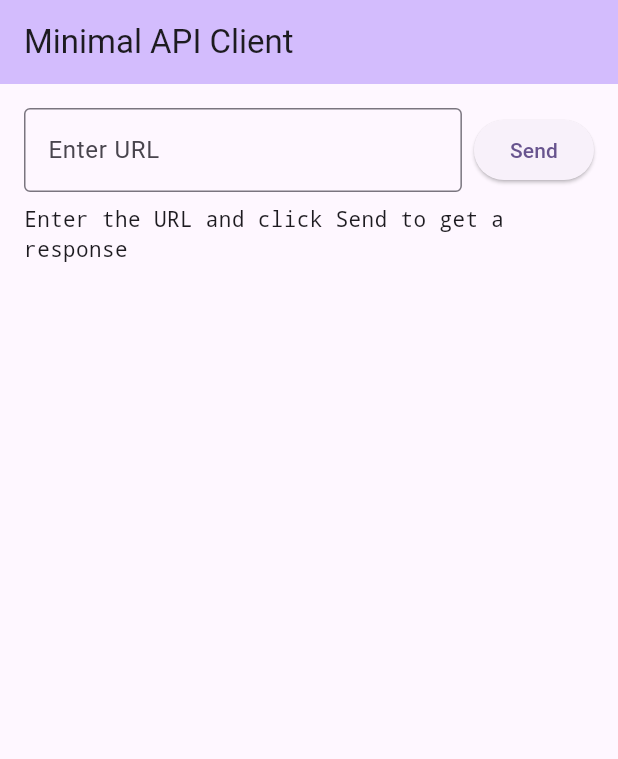
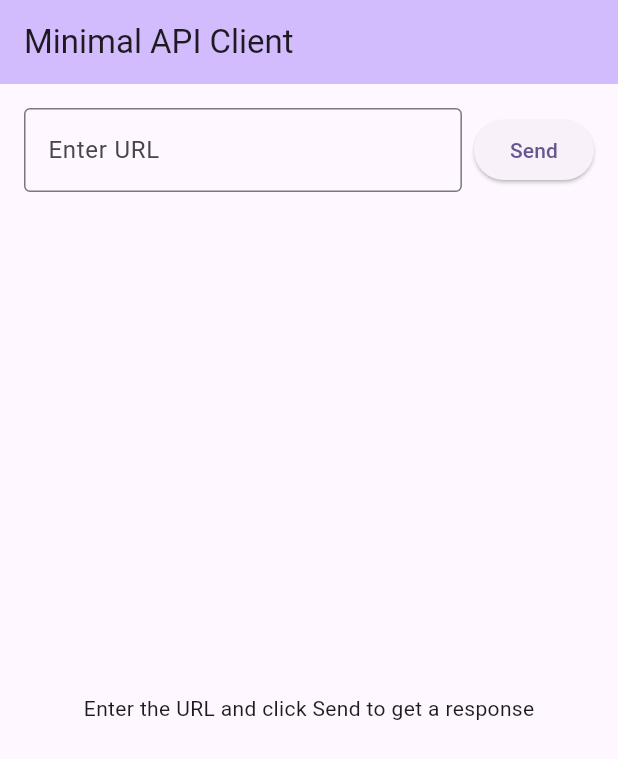
Before and after one commit to berkerozgur/minimal_api_client, a Flutter app: the screen it shows after launch, on a phone screen of 412 x 824 dp. Shown: the top 759 px of the screen. Run offline on Flutter 3.47's test engine with Material 3 defaults, Android fonts, the phone set to English and light mode, and no system bars.

Commit message:
feat: implement ApiService and InitialViewModel for API requests
- Created ApiService interface for fetching and formatting JSON data.
- Implemented ApiServiceImpl to handle HTTP requests and response formatting.
- Added InitialViewModel to manage state and handle user input for API requests.
- Refactored InitialScreen to use the new ViewModel and improve UI responsiveness.
- Updated pubspec.yaml to include provider dependency.

```diff
--- a/lib/api_service.dart
+++ b/lib/api_service.dart
@@ -1,20 +1,12 @@
-import 'dart:convert';
+import 'enums.dart';
 
-import 'package:http/http.dart' as http;
+// Abstract class created for dependency injection and testing purposes.
+abstract class ApiService {
+  Future<String> fetchFormattedJson(
+    String url, {
+    bool prettifiedJson = true,
+    HttpMethod method = HttpMethod.GET,
+  });
 
-class ApiService {
-  Future<String> fetchFormattedJson(String url) async {
-    final response = await http.get(
-      Uri.parse(url),
-      headers: {'Accept': 'application/json'},
-    );
-
-    if (response.statusCode == 200) {
-      final json = jsonDecode(response.body);
-      const encoder = JsonEncoder.withIndent('  '); // 2-space indentation
-      return encoder.convert(json);
-    } else {
-      return 'Error: ${response.statusCode}';
-    }
-  }
+  bool isUrlValid(String url);
 }
--- /dev/null
+++ b/lib/enums.dart
@@ -0,0 +1 @@
+enum HttpMethod { GET }
--- /dev/null
+++ b/lib/viewmodels/initial_viewmodel.dart
@@ -0,0 +1,47 @@
+import 'package:flutter/material.dart';
+
+import '../api_service.dart';
+
+class InitialViewModel extends ChangeNotifier {
+  InitialViewModel(this._apiService);
+
+  final ApiService _apiService;
+  final ScrollController scrollController = ScrollController();
+  final TextEditingController textController = TextEditingController();
+
+  bool _isLoading = false;
+  String? _response;
+
+  bool get isLoading => _isLoading;
+  String? get response => _response;
+
+  Future<void> sendRequest() async {
+    final url = textController.text;
+
+    if (!_apiService.isUrlValid(url)) {
+      _response = 'Invalid URL';
+      notifyListeners();
+      return;
+    }
+
+    _isLoading = true;
+    notifyListeners();
+
+    try {
+      final response = await _apiService.fetchFormattedJson(url);
+      _response = response;
+    } catch (e) {
+      _response = 'Error: $e';
+    }
+
+    _isLoading = false;
+    notifyListeners();
+  }
+
+  @override
+  void dispose() {
+    scrollController.dispose();
+    textController.dispose();
+    super.dispose();
+  }
+}
--- a/lib/views/initial_screen.dart
+++ b/lib/views/initial_screen.dart
@@ -1,52 +1,17 @@
 import 'package:flutter/material.dart';
+import 'package:provider/provider.dart';
 
-import '../api_service.dart';
+import '../viewmodels/initial_viewmodel.dart';
 
-class InitialScreen extends StatefulWidget {
+const initialText = 'Enter the URL and click Send to get a response';
+
+class InitialScreen extends StatelessWidget {
   const InitialScreen({super.key});
 
   @override
-  State<InitialScreen> createState() => _InitialScreenState();
-}
+  Widget build(BuildContext context) {
+    final viewModel = Provider.of<InitialViewModel>(context, listen: false);
 
-class _InitialScreenState extends State<InitialScreen> {
-  late final TextEditingController _controller;
-  final _apiService = ApiService();
-  var _isLoading = false;
-  var _response = 'Enter the URL and click Send to get a response';
-
-  @override
-  void initState() {
-    super.initState();
-    _controller = TextEditingController();
-  }
-
-  @override
-  void dispose() {
-    _controller.dispose();
-    super.dispose();
-  }
-
-  void _sendRequest() async {
-    // TODO: Validate the url
-    try {
-      setState(() {
-        _isLoading = true;
-      });
-      final response = await _apiService.fetchFormattedJson(_controller.text);
-      setState(() {
-        _response = response;
-        _isLoading = false;
-      });
-    } catch (e) {
-      setState(() {
-        _response = 'Error: $e';
-      });
-    }
-  }
-
-  @override
-  Widget build(BuildContext context) {
     return Scaffold(
       appBar: AppBar(
         title: Text('Minimal API Client'),
@@ -61,7 +26,7 @@ class _InitialScreenState extends State<InitialScreen> {
               children: [
                 Expanded(
                   child: TextField(
-                    controller: _controller,
+                    controller: viewModel.textController,
                     decoration: InputDecoration(
                       border: OutlineInputBorder(),
                       labelText: 'Enter URL',
@@ -69,25 +34,74 @@ class _InitialScreenState extends State<InitialScreen> {
                   ),
                 ),
                 SizedBox(width: 8),
-                ElevatedButton(onPressed: _sendRequest, child: Text('Send')),
+                ElevatedButton(
+                  onPressed: viewModel.sendRequest,
+                  child: Text('Send'),
+                ),
               ],
             ),
             SizedBox(height: 8),
-            _isLoading
-                ? CircularProgressIndicator()
-                : Expanded(
-                    child: SingleChildScrollView(
-                      child: SelectableText(
-                        _response,
-                        style: Theme.of(context).textTheme.bodyMedium?.copyWith(
-                          fontFamily: 'monospace',
-                        ),
-                      ),
-                    ),
-                  ),
+            Expanded(
+              child: Consumer<InitialViewModel>(
+                builder: (_, vm, __) {
+                  if (vm.response == null && !vm.isLoading) {
+                    return const Align(
+                      alignment: Alignment.center,
+                      child: Text(initialText),
+                    );
+                  }
+                  if (vm.isLoading) {
+                    return const Center(child: CircularProgressIndicator());
+                  }
+                  // TODO: This solution isn't ideal. Fix it later
+                  if (vm.response!.contains('Invalid') ||
+                      vm.response!.contains('Error')) {
+                    return Align(
+                      alignment: Alignment.center,
+                      child: Text(vm.response!),
+                    );
+                  }
+                  return ResponseText(
+                    scrollController: vm.scrollController,
+                    response: vm.response!,
+                  );
+                },
+              ),
+            ),
           ],
         ),
       ),
     );
   }
 }
+
+class ResponseText extends StatelessWidget {
+  const ResponseText({
+    super.key,
+    required this.scrollController,
+    required this.response,
+  });
+
+  final ScrollController scrollController;
+  final String response;
+
+  @override
+  Widget build(BuildContext context) {
+    return ConstrainedBox(
+      constraints: BoxConstraints(minWidth: double.infinity),
+      child: Scrollbar(
+        controller: scrollController,
+        thumbVisibility: true,
+        child: SingleChildScrollView(
+          controller: scrollController,
+          child: SelectableText(
+            response,
+            style: Theme.of(
+              context,
+            ).textTheme.bodyMedium?.copyWith(fontFamily: 'monospace'),
+          ),
+        ),
+      ),
+    );
+  }
+}
--- a/pubspec.yaml
+++ b/pubspec.yaml
@@ -35,6 +35,7 @@ dependencies:
   # Use with the CupertinoIcons class for iOS style icons.
   cupertino_icons: ^1.0.8
   http: ^1.4.0
+  provider: ^6.1.5
 
 dev_dependencies:
   flutter_test:
```
Also changed, not shown: lib/api_service_impl.dart (added, +44 -0 lines), lib/main.dart (+10 -1 lines), pubspec.lock, 1 other file.
